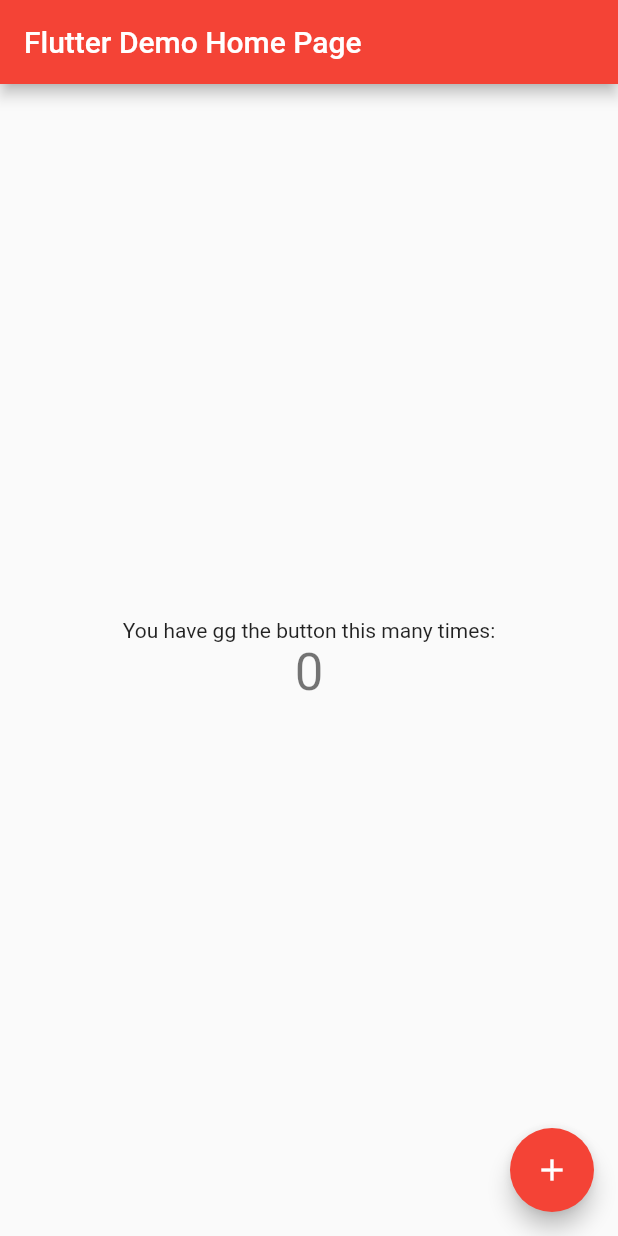
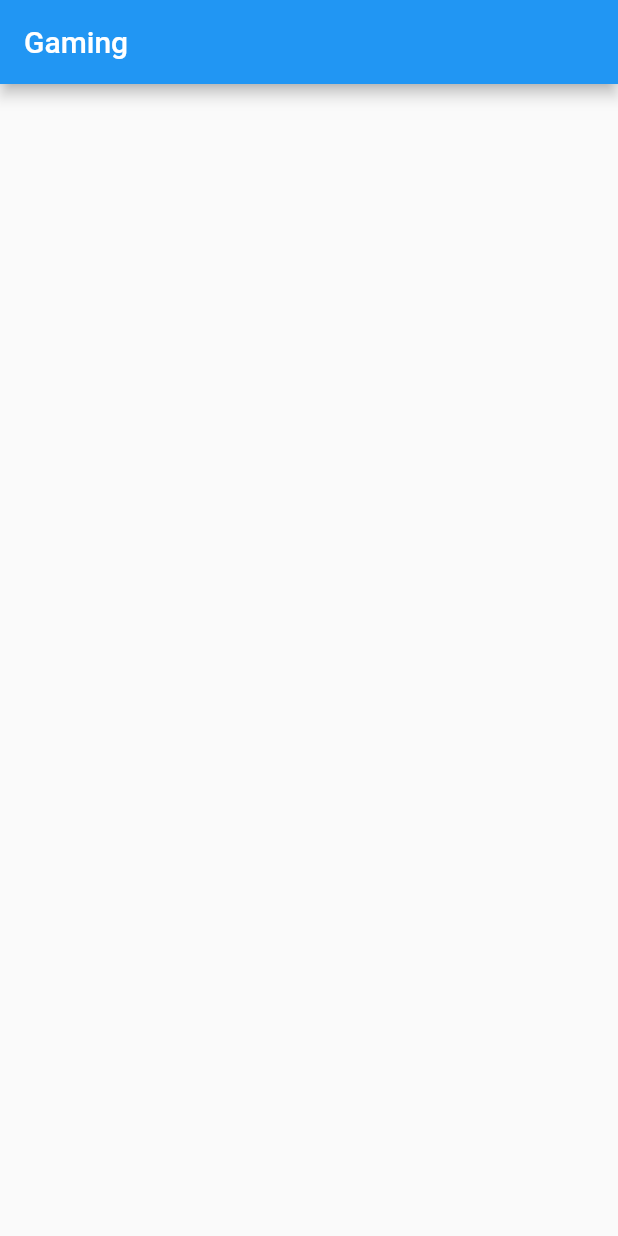
Before and after one commit to samimfact57/newflutter, a Flutter app: the screen it shows after launch, on a phone screen of 412 x 824 dp. Run offline on Flutter 3.47's test engine with Material 2 defaults, Android fonts, the phone set to English and light mode, and no system bars.

Commit message:
Day 2 completed

```diff
--- /dev/null
+++ b/lib/Pages/home_page.dart
@@ -0,0 +1,14 @@
+import 'package:flutter/material.dart';
+
+class HomePage extends StatelessWidget {
+  var ami = "gamer";
+  var date = 20;
+  @override
+  Widget build(BuildContext context) {
+    return Scaffold(
+      appBar: AppBar(
+        title: Text("Gaming"),
+      ),
+    );
+  }
+}
--- a/lib/main.dart
+++ b/lib/main.dart
@@ -1,4 +1,5 @@
 import 'package:flutter/material.dart';
+import 'package:flutter_new_app/Pages/home_page.dart';
 
 void main() {
   runApp(const MyApp());
@@ -11,105 +12,7 @@
   @override
   Widget build(BuildContext context) {
     return MaterialApp(
-      title: 'Flutter Demo',
-      theme: ThemeData(
-        // This is the theme of your application.
-        //
-        // Try running your application with "flutter run". You'll see the
-        // application has a blue toolbar. Then, without quitting the app, try
-        // changing the primarySwatch below to Colors.green and then invoke
-        // "hot reload" (press "r" in the console where you ran "flutter run",
-        // or simply save your changes to "hot reload" in a Flutter IDE).
-        // Notice that the counter didn't reset back to zero; the application
-        // is not restarted.
-        primarySwatch: Colors.red,
-      ),
-      home: const MyHomePage(title: 'Flutter Demo Home Page'),
+      home: HomePage(),
     );
   }
 }
-
-class MyHomePage extends StatefulWidget {
-  const MyHomePage({Key? key, required this.title}) : super(key: key);
-
-  // This widget is the home page of your application. It is stateful, meaning
-  // that it has a State object (defined below) that contains fields that affect
-  // how it looks.
-
-  // This class is the configuration for the state. It holds the values (in this
-  // case the title) provided by the parent (in this case the App widget) and
-  // used by the build method of the State. Fields in a Widget subclass are
-  // always marked "final".
-
-  final String title;
-
-  @override
-  State<MyHomePage> createState() => _MyHomePageState();
-}
-
-class _MyHomePageState extends State<MyHomePage> {
-  int _counter = 0;
-
-  void _incrementCounter() {
-    setState(() {
-      // This call to setState tells the Flutter framework that something has
-      // changed in this State, which causes it to rerun the build method below
-      // so that the display can reflect the updated values. If we changed
-      // _counter without calling setState(), then the build method would not be
-      // called again, and so nothing would appear to happen.
-      _counter++;
-    });
-  }
-
-  @override
-  Widget build(BuildContext context) {
-    // This method is rerun every time setState is called, for instance as done
-    // by the _incrementCounter method above.
-    //
-    // The Flutter framework has been optimized to make rerunning build methods
-    // fast, so that you can just rebuild anything that needs updating rather
-    // than having to individually change instances of widgets.
-    return Scaffold(
-      appBar: AppBar(
-        // Here we take the value from the MyHomePage object that was created by
-        // the App.build method, and use it to set our appbar title.
-        title: Text(widget.title),
-      ),
-      body: Center(
-        // Center is a layout widget. It takes a single child and positions it
-        // in the middle of the parent.
-        child: Column(
-          // Column is also a layout widget. It takes a list of children and
-          // arranges them vertically. By default, it sizes itself to fit its
-          // children horizontally, and tries to be as tall as its parent.
-          //
-          // Invoke "debug painting" (press "p" in the console, choose the
-          // "Toggle Debug Paint" action from the Flutter Inspector in Android
-          // Studio, or the "Toggle Debug Paint" command in Visual Studio Code)
-          // to see the wireframe for each widget.
-          //
-          // Column has various properties to control how it sizes itself and
-          // how it positions its children. Here we use mainAxisAlignment to
-          // center the children vertically; the main axis here is the vertical
-          // axis because Columns are vertical (the cross axis would be
-          // horizontal).
-          mainAxisAlignment: MainAxisAlignment.center,
-          children: <Widget>[
-            const Text(
-              'You have gg the button this many times:',
-            ),
-            Text(
-              '$_counter',
-              style: Theme.of(context).textTheme.headline4,
-            ),
-          ],
-        ),
-      ),
-      floatingActionButton: FloatingActionButton(
-        onPressed: _incrementCounter,
-        tooltip: 'Increment',
-        child: const Icon(Icons.add),
-      ), // This trailing comma makes auto-formatting nicer for build methods.
-    );
-  }
-}
```
